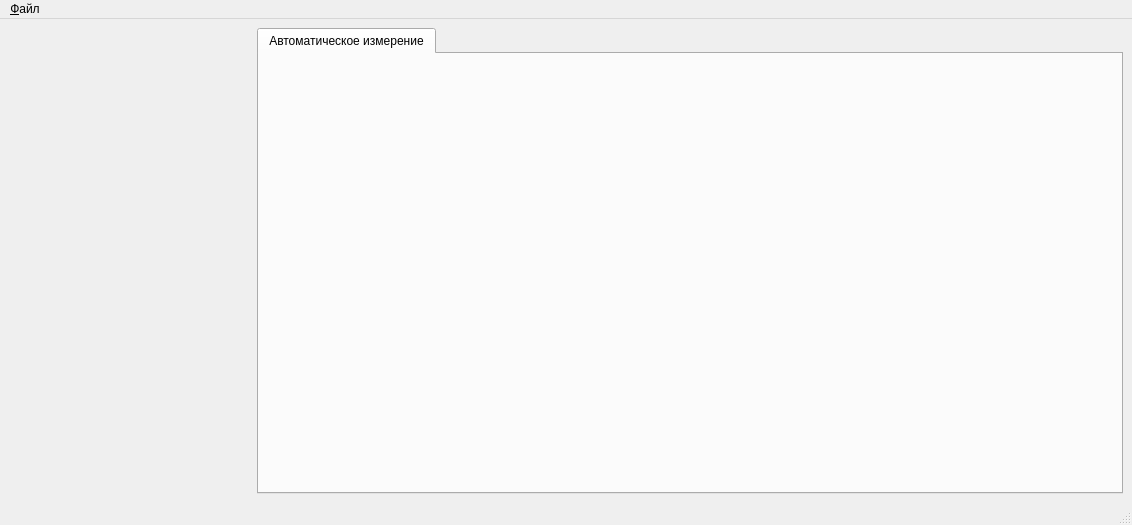
Before: the Qt Designer form mainwindow.ui in igrekus/amp_measure, drawn with Qt 5.
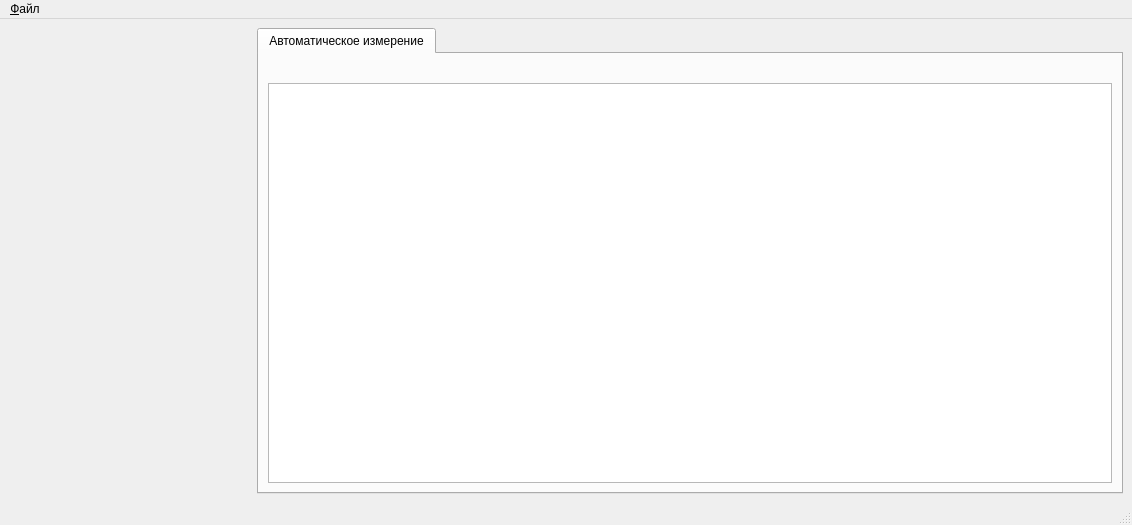
After: the same form once the commit is applied. Icons and pictures are not drawn.

```diff
--- a/mainwindow.ui
+++ b/mainwindow.ui
@@ -55,6 +55,25 @@
           </property>
          </widget>
         </item>
+        <item>
+         <widget class="QTableView" name="tableMeasure">
+          <property name="sizePolicy">
+           <sizepolicy hsizetype="Expanding" vsizetype="Expanding">
+            <horstretch>0</horstretch>
+            <verstretch>0</verstretch>
+           </sizepolicy>
+          </property>
+          <attribute name="horizontalHeaderHighlightSections">
+           <bool>false</bool>
+          </attribute>
+          <attribute name="verticalHeaderVisible">
+           <bool>false</bool>
+          </attribute>
+          <attribute name="verticalHeaderHighlightSections">
+           <bool>false</bool>
+          </attribute>
+         </widget>
+        </item>
        </layout>
       </widget>
      </widget>
```
